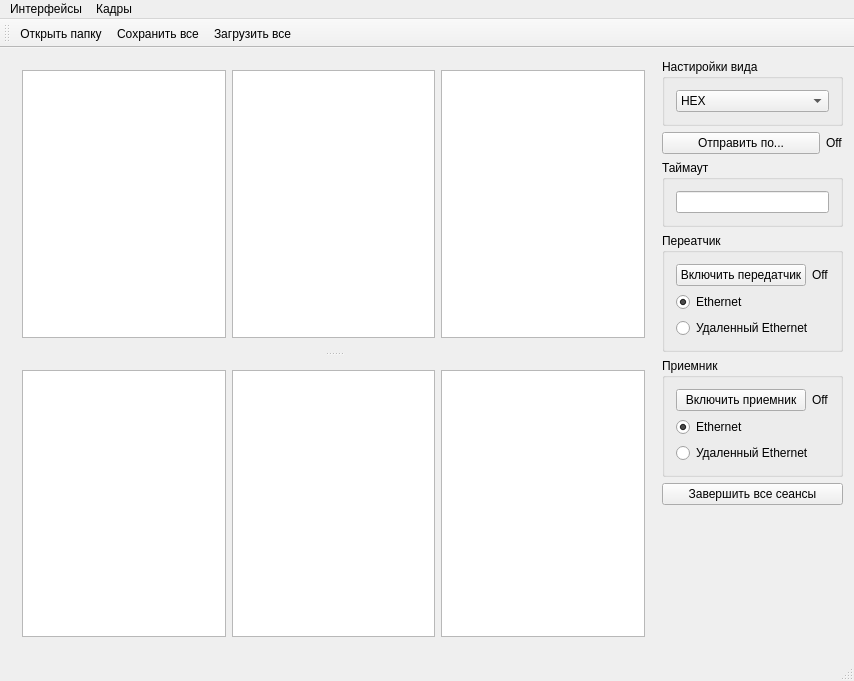
The window that mainwindow.ui (Gorbykov/InterfaceTester) describes before a commit, drawn with Qt 5.
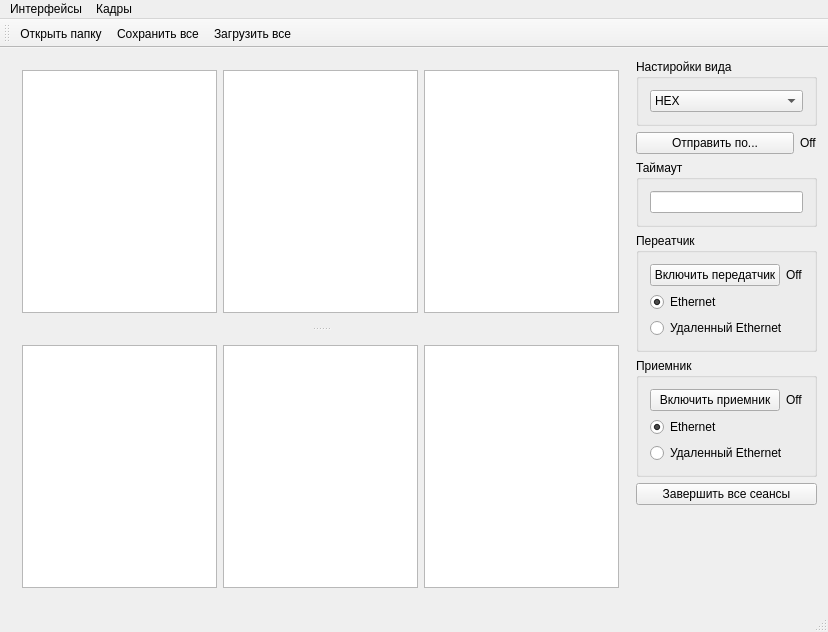
The same window after the commit.

Diff of the .ui file:
```diff
--- a/mainwindow.ui
+++ b/mainwindow.ui
@@ -6,8 +6,8 @@
    <rect>
     <x>0</x>
     <y>0</y>
-    <width>854</width>
-    <height>681</height>
+    <width>828</width>
+    <height>632</height>
    </rect>
   </property>
   <property name="windowTitle">
@@ -194,10 +194,13 @@
     </item>
     <item>
      <layout class="QVBoxLayout" name="verticalLayout_2">
+      <property name="sizeConstraint">
+       <enum>QLayout::SetMinimumSize</enum>
+      </property>
       <item>
        <widget class="QGroupBox" name="settingBox">
         <property name="sizePolicy">
-         <sizepolicy hsizetype="Preferred" vsizetype="Preferred">
+         <sizepolicy hsizetype="Minimum" vsizetype="Preferred">
           <horstretch>0</horstretch>
           <verstretch>0</verstretch>
          </sizepolicy>
@@ -228,7 +231,7 @@
         <item>
          <widget class="QPushButton" name="pushButtonStart">
           <property name="sizePolicy">
-           <sizepolicy hsizetype="Expanding" vsizetype="Fixed">
+           <sizepolicy hsizetype="Minimum" vsizetype="Fixed">
             <horstretch>0</horstretch>
             <verstretch>0</verstretch>
            </sizepolicy>
@@ -260,7 +263,14 @@
         </property>
         <layout class="QHBoxLayout" name="horizontalLayout_2">
          <item>
-          <widget class="QLineEdit" name="lineEditTimeout"/>
+          <widget class="QLineEdit" name="lineEditTimeout">
+           <property name="sizePolicy">
+            <sizepolicy hsizetype="Minimum" vsizetype="Fixed">
+             <horstretch>0</horstretch>
+             <verstretch>0</verstretch>
+            </sizepolicy>
+           </property>
+          </widget>
          </item>
         </layout>
        </widget>
@@ -276,7 +286,7 @@
            <item>
             <widget class="QPushButton" name="pushButtonIn">
              <property name="sizePolicy">
-              <sizepolicy hsizetype="Expanding" vsizetype="Fixed">
+              <sizepolicy hsizetype="Minimum" vsizetype="Fixed">
                <horstretch>0</horstretch>
                <verstretch>0</verstretch>
               </sizepolicy>
@@ -332,7 +342,7 @@
            <item>
             <widget class="QPushButton" name="pushButtonOut">
              <property name="sizePolicy">
-              <sizepolicy hsizetype="Expanding" vsizetype="Fixed">
+              <sizepolicy hsizetype="Minimum" vsizetype="Fixed">
                <horstretch>0</horstretch>
                <verstretch>0</verstretch>
               </sizepolicy>
@@ -379,6 +389,12 @@
       </item>
       <item>
        <widget class="QPushButton" name="pushButtonEnd">
+        <property name="sizePolicy">
+         <sizepolicy hsizetype="Minimum" vsizetype="Fixed">
+          <horstretch>0</horstretch>
+          <verstretch>0</verstretch>
+         </sizepolicy>
+        </property>
         <property name="text">
          <string>Завершить все сеансы</string>
         </property>
@@ -389,6 +405,9 @@
         <property name="orientation">
          <enum>Qt::Vertical</enum>
         </property>
+        <property name="sizeType">
+         <enum>QSizePolicy::Expanding</enum>
+        </property>
         <property name="sizeHint" stdset="0">
          <size>
           <width>20</width>
@@ -406,8 +425,8 @@
     <rect>
      <x>0</x>
      <y>0</y>
-     <width>854</width>
-     <height>20</height>
+     <width>828</width>
+     <height>21</height>
     </rect>
    </property>
    <widget class="QMenu" name="menu_2">
```
